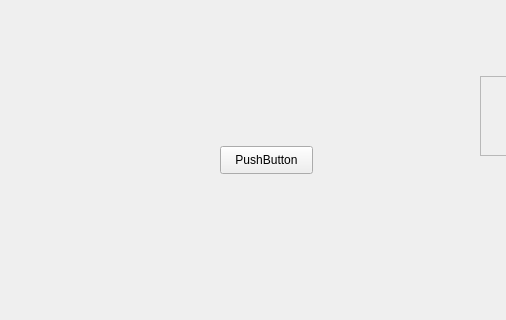
Above: mainwindow.ui from fangxl1230/xl_program before the change; both pictures show x 0 to 506 and y 104 to 424 of the 800 by 600 pixel window. Below: the same form after it.
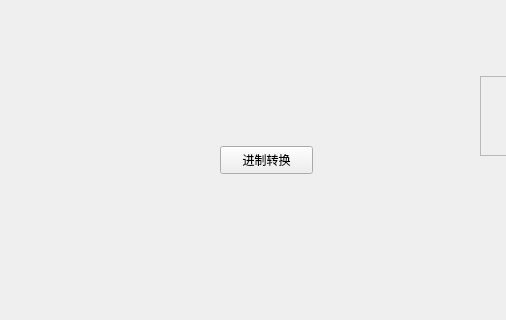
That is the form after the change.

Commit message: 1.添加进制转换部分界面逻辑

The edit to the form file:
```diff
--- a/mainwindow.ui
+++ b/mainwindow.ui
@@ -24,7 +24,7 @@
      </rect>
     </property>
     <property name="text">
-     <string>PushButton</string>
+     <string>进制转换</string>
     </property>
    </widget>
    <widget class="QFrame" name="frame">
```
Left out of the diff: 2 changed lines with no effect on the pictures. The commit also changes 10 other files.
